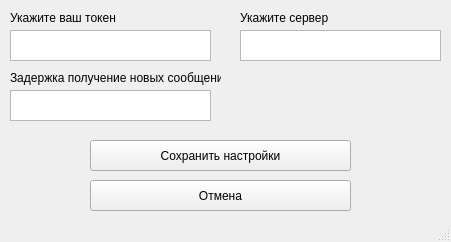
The window that UI/setting.ui (M2V0A02/gitart) describes before a commit, drawn with Qt 5.
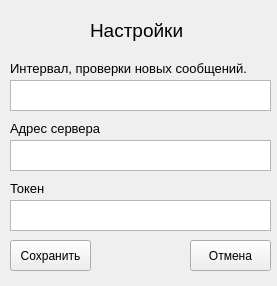
The same window after the commit. Icons and pictures are not drawn.

Commit message: Обновил дизайн setting

Patch:
```diff
--- a/UI/setting.ui
+++ b/UI/setting.ui
@@ -2,50 +2,82 @@
 <ui version="4.0">
  <class>MainWindow</class>
  <widget class="QMainWindow" name="MainWindow">
+  <property name="enabled">
+   <bool>true</bool>
+  </property>
   <property name="geometry">
    <rect>
     <x>0</x>
     <y>0</y>
-    <width>451</width>
-    <height>242</height>
+    <width>277</width>
+    <height>286</height>
    </rect>
   </property>
   <property name="windowTitle">
-   <string>MainWindow</string>
+   <string>Настройки</string>
+  </property>
+  <property name="layoutDirection">
+   <enum>Qt::LeftToRight</enum>
+  </property>
+  <property name="autoFillBackground">
+   <bool>false</bool>
+  </property>
+  <property name="toolButtonStyle">
+   <enum>Qt::ToolButtonFollowStyle</enum>
+  </property>
+  <property name="animated">
+   <bool>false</bool>
+  </property>
+  <property name="documentMode">
+   <bool>false</bool>
+  </property>
+  <property name="dockNestingEnabled">
+   <bool>false</bool>
+  </property>
+  <property name="dockOptions">
+   <set>QMainWindow::AllowTabbedDocks</set>
+  </property>
+  <property name="unifiedTitleAndToolBarOnMac">
+   <bool>false</bool>
   </property>
   <widget class="QWidget" name="centralwidget">
    <widget class="QPushButton" name="pushButton">
     <property name="geometry">
      <rect>
-      <x>90</x>
-      <y>140</y>
-      <width>261</width>
+      <x>10</x>
+      <y>240</y>
+      <width>81</width>
       <height>31</height>
      </rect>
     </property>
     <property name="text">
-     <string>Сохранить настройки</string>
+     <string>Сохранить</string>
     </property>
    </widget>
    <widget class="QLabel" name="label">
     <property name="geometry">
      <rect>
       <x>10</x>
-      <y>10</y>
-      <width>111</width>
+      <y>180</y>
+      <width>121</width>
       <height>16</height>
      </rect>
     </property>
+    <property name="font">
+     <font>
+      <pointsize>10</pointsize>
+     </font>
+    </property>
     <property name="text">
-     <string>Укажите ваш токен</string>
+     <string>Токен</string>
     </property>
    </widget>
    <widget class="QTextEdit" name="textEdit">
     <property name="geometry">
      <rect>
       <x>10</x>
-      <y>30</y>
-      <width>201</width>
+      <y>200</y>
+      <width>261</width>
       <height>31</height>
      </rect>
     </property>
@@ -53,9 +85,9 @@
    <widget class="QTextEdit" name="textEdit_2">
     <property name="geometry">
      <rect>
-      <x>240</x>
-      <y>30</y>
-      <width>201</width>
+      <x>10</x>
+      <y>140</y>
+      <width>261</width>
       <height>31</height>
      </rect>
     </property>
@@ -63,45 +95,62 @@
    <widget class="QLabel" name="label_2">
     <property name="geometry">
      <rect>
-      <x>240</x>
-      <y>10</y>
+      <x>10</x>
+      <y>120</y>
       <width>111</width>
       <height>16</height>
      </rect>
     </property>
+    <property name="font">
+     <font>
+      <pointsize>10</pointsize>
+     </font>
+    </property>
     <property name="text">
-     <string>Укажите сервер</string>
+     <string>Адрес сервера</string>
     </property>
    </widget>
    <widget class="QTextEdit" name="textEdit_3">
     <property name="geometry">
      <rect>
       <x>10</x>
-      <y>90</y>
-      <width>201</width>
+      <y>80</y>
+      <width>261</width>
       <height>31</height>
      </rect>
     </property>
+    <property name="html">
+     <string>&lt;!DOCTYPE HTML PUBLIC &quot;-//W3C//DTD HTML 4.0//EN&quot; &quot;http://www.w3.org/TR/REC-html40/strict.dtd&quot;&gt;
+&lt;html&gt;&lt;head&gt;&lt;meta name=&quot;qrichtext&quot; content=&quot;1&quot; /&gt;&lt;style type=&quot;text/css&quot;&gt;
+p, li { white-space: pre-wrap; }
+&lt;/style&gt;&lt;/head&gt;&lt;body style=&quot; font-family:'MS Shell Dlg 2'; font-size:8.25pt; font-weight:400; font-style:normal;&quot;&gt;
+&lt;p style=&quot;-qt-paragraph-type:empty; margin-top:0px; margin-bottom:0px; margin-left:0px; margin-right:0px; -qt-block-indent:0; text-indent:0px; font-size:8pt;&quot;&gt;&lt;br /&gt;&lt;/p&gt;&lt;/body&gt;&lt;/html&gt;</string>
+    </property>
    </widget>
    <widget class="QLabel" name="label_3">
     <property name="geometry">
      <rect>
       <x>10</x>
-      <y>70</y>
-      <width>211</width>
+      <y>60</y>
+      <width>241</width>
       <height>16</height>
      </rect>
     </property>
+    <property name="font">
+     <font>
+      <pointsize>10</pointsize>
+     </font>
+    </property>
     <property name="text">
-     <string>Задержка получение новых сообщений</string>
+     <string>Интервал, проверки новых сообщений. </string>
     </property>
    </widget>
    <widget class="QPushButton" name="pushButton_2">
     <property name="geometry">
      <rect>
-      <x>90</x>
-      <y>180</y>
-      <width>261</width>
+      <x>190</x>
+      <y>240</y>
+      <width>81</width>
       <height>31</height>
      </rect>
     </property>
@@ -109,8 +158,44 @@
      <string>Отмена</string>
     </property>
    </widget>
+   <widget class="QLabel" name="label_4">
+    <property name="geometry">
+     <rect>
+      <x>10</x>
+      <y>10</y>
+      <width>51</width>
+      <height>41</height>
+     </rect>
+    </property>
+    <property name="text">
+     <string/>
+    </property>
+    <property name="pixmap">
+     <pixmap>../img/logo.svg</pixmap>
+    </property>
+    <property name="scaledContents">
+     <bool>true</bool>
+    </property>
+   </widget>
+   <widget class="QLabel" name="label_5">
+    <property name="geometry">
+     <rect>
+      <x>90</x>
+      <y>20</y>
+      <width>171</width>
+      <height>21</height>
+     </rect>
+    </property>
+    <property name="font">
+     <font>
+      <pointsize>14</pointsize>
+     </font>
+    </property>
+    <property name="text">
+     <string>Настройки</string>
+    </property>
+   </widget>
   </widget>
-  <widget class="QStatusBar" name="statusbar"/>
  </widget>
  <resources/>
  <connections/>
```
Left out of the diff: 6 changed lines with no effect on the pictures. The commit also changes 2 other files.
